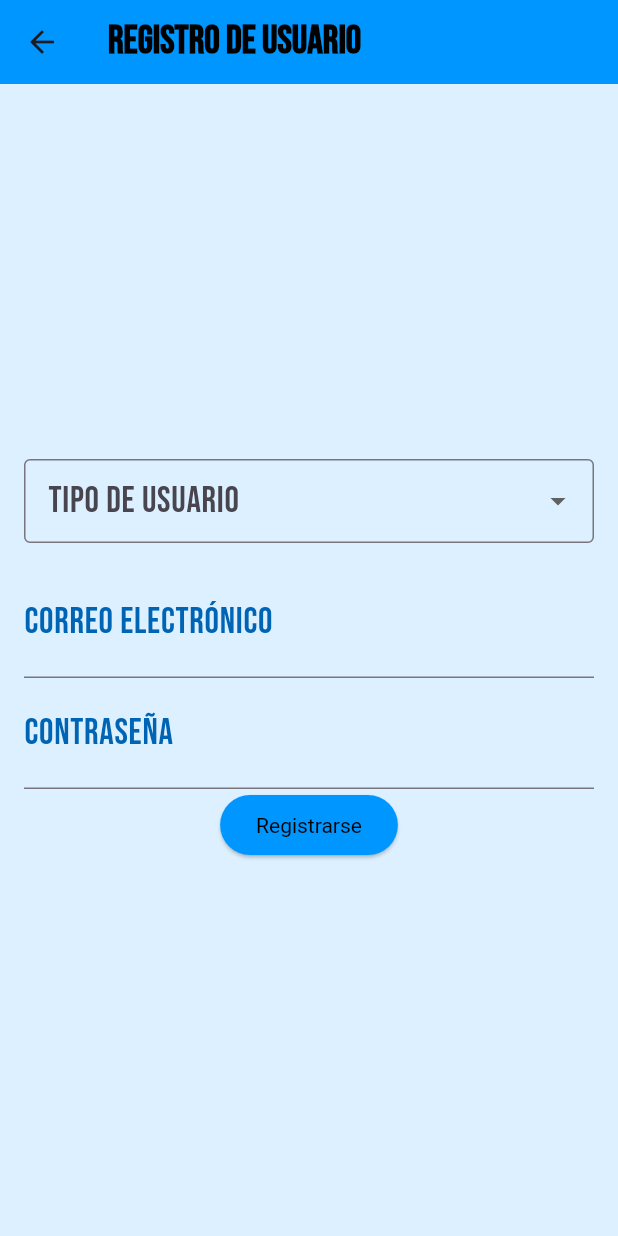
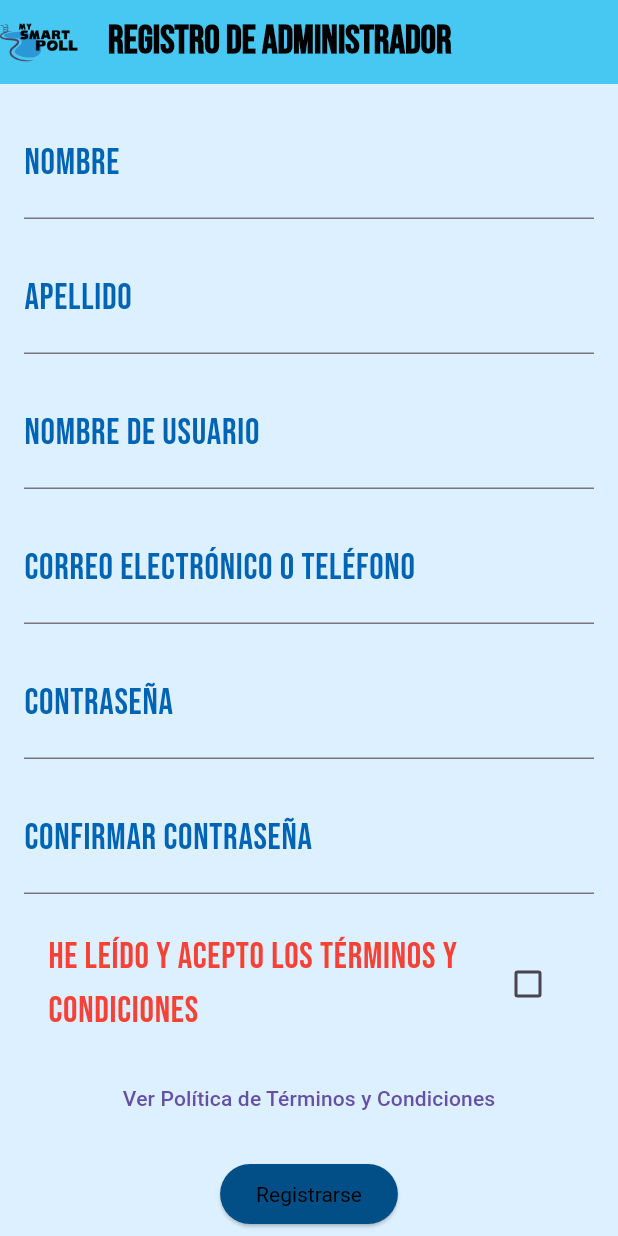
Before and after one commit to ifranco07/SIMP, a Flutter app: the screen it shows after launch, after a tap on "¿No tienes cuenta? Regístrate", on a phone screen of 412 x 824 dp. Run offline on Flutter 3.47's test engine with Material 3 defaults, Android fonts, the phone set to English and light mode, and no system bars; our stand-ins replace google_fonts.

Commit message:
Users_Screens

```diff
--- a/analysis_options.yaml
+++ b/analysis_options.yaml
@@ -1 +1,4 @@
+analyzer:
+  errors:
+    unused_import: ignore
 include: package:flutter_lints/flutter.yaml
--- a/lib/Theme/app_theme.dart
+++ b/lib/Theme/app_theme.dart
@@ -4,7 +4,7 @@ import 'package:google_fonts/google_fonts.dart';
 
 class AppTheme {
   //constante de color primario
-  static const primaryColor = Color.fromARGB(255, 0, 150, 255);
+  static const primaryColor = Color.fromARGB(255, 1, 79, 134);
   //Constante de color secunadrio
   static const secondaryColor = Color.fromARGB(255, 0, 100, 180);
   //Constante de color terciario
--- a/lib/screens/home_screen.dart
+++ b/lib/screens/home_screen.dart
@@ -9,12 +9,25 @@ class HomeScreen extends StatelessWidget {
     return Scaffold(
       appBar: AppBar(
         title: const Text('My Smart Pool'),
+        leading: Image.asset(
+          'lib/assets/images/Logo.png',
+          width: 50,
+          height: 50,
         ),
-      body: Container(
-        decoration: const BoxDecoration(
+        backgroundColor: const Color.fromARGB(255, 70, 200, 243),
+      ),
+      body: Center(
+        child: Container(
+          decoration: BoxDecoration(
             image: DecorationImage(
-            image: AssetImage('lib/assets/images/POOL.jpg'),
+              image: const AssetImage('lib/assets/images/POOL.jpg'),
               fit: BoxFit.cover,
+              alignment: Alignment.center,
+              colorFilter: ColorFilter.mode(
+                const Color.fromARGB(255, 70, 200, 243).withOpacity(0.25),
+                BlendMode.darken,
+              ),
+
             ),
           ),
           child: Center(
@@ -22,11 +35,10 @@ class HomeScreen extends StatelessWidget {
               mainAxisAlignment: MainAxisAlignment.center,
               children: <Widget>[
                 ListTile(
-                title: Center(
-                  child: Text(
+                  title: Text(
                     'Bienvenido a Tu Piscina',
+                    textAlign: TextAlign.center,
                     style: AppTheme.lightTheme.textTheme.headlineLarge,
-                  ),
                   ),
                 ),
                 ElevatedButton(
@@ -34,7 +46,7 @@ class HomeScreen extends StatelessWidget {
                     Navigator.pushNamed(context, '/LoginScreen');
                   },
                   style: ElevatedButton.styleFrom(
-                  backgroundColor: AppTheme.primaryColor,
+                    backgroundColor: AppTheme.secondaryColor,
                     textStyle: AppTheme.lightTheme.textTheme.headlineMedium,
                     padding: const EdgeInsets.symmetric(horizontal: 20, vertical: 15),
                   ),
@@ -56,6 +68,7 @@ class HomeScreen extends StatelessWidget {
             ),
           ),
         ),
+      ),
     );
   }
 }
--- a/lib/screens/register_screen.dart
+++ b/lib/screens/register_screen.dart
@@ -1,78 +1,134 @@
 import 'package:flutter/material.dart';
 import 'package:simp/Theme/app_theme.dart';
+import 'users/Admin/adminhome_screen.dart';
 
 class RegisterScreen extends StatefulWidget {
-  const RegisterScreen({super.key});
+  const RegisterScreen({Key? key});
 
   @override
   _RegisterScreenState createState() => _RegisterScreenState();
 }
 
 class _RegisterScreenState extends State<RegisterScreen> {
-  final TextEditingController _emailController = TextEditingController();
+  final TextEditingController _firstNameController = TextEditingController();
+  final TextEditingController _lastNameController = TextEditingController();
+  final TextEditingController _usernameController = TextEditingController();
+  final TextEditingController _emailPhoneController = TextEditingController();
   final TextEditingController _passwordController = TextEditingController();
-  String? _selectedUserRole;
+  final TextEditingController _confirmPasswordController = TextEditingController();
+  bool _acceptTerms = false;
 
   @override
   Widget build(BuildContext context) {
     return Scaffold(
       appBar: AppBar(
-        title: const Text('Registro de Usuario'),
-        backgroundColor: AppTheme.primaryColor, // Usar el color primario definido en AppTheme
+        title: const Text('Registro de Administrador'),
+        leading: Image.asset(
+          'lib/assets/images/Logo.png',
+          width: 50,
+          height: 50,
+        ),
+        backgroundColor: const Color.fromARGB(255, 70, 200, 243),
       ),
       body: Padding(
         padding: const EdgeInsets.all(16.0),
         child: Column(
           mainAxisAlignment: MainAxisAlignment.center,
           children: [
-            DropdownButtonFormField<String>(
-              value: _selectedUserRole,
-              onChanged: (newValue) {
-                setState(() {
-                  _selectedUserRole = newValue;
-                });
-              },
-              items: ['Admin', 'Cliente', 'Usuario Común']
-                  .map<DropdownMenuItem<String>>((String value) {
-                return DropdownMenuItem<String>(
-                  value: value,
-                  child: Text(value),
-                );
-              }).toList(),
+            TextFormField(
+              controller: _firstNameController,
               decoration: const InputDecoration(
-                labelText: 'Tipo de Usuario',
-                border: OutlineInputBorder(),
+                labelText: 'Nombre',
+                labelStyle: TextStyle(
+                  color: AppTheme.secondaryColor,
+                ),
               ),
             ),
             const SizedBox(height: 16),
             TextFormField(
-              controller: _emailController,
+              controller: _lastNameController,
               decoration: const InputDecoration(
-                labelText: 'Correo electrónico',
+                labelText: 'Apellido',
                 labelStyle: TextStyle(
-                    color: AppTheme
-                        .secondaryColor), // Color secundario definido en AppTheme
+                  color: AppTheme.secondaryColor,
+                ),
               ),
             ),
+            const SizedBox(height: 16),
+            TextFormField(
+              controller: _usernameController,
+              decoration: const InputDecoration(
+                labelText: 'Nombre de usuario',
+                labelStyle: TextStyle(
+                  color: AppTheme.secondaryColor,
+                ),
+              ),
+            ),
+            const SizedBox(height: 16),
+            TextFormField(
+              controller: _emailPhoneController,
+              decoration: const InputDecoration(
+                labelText: 'Correo electrónico o Teléfono',
+                labelStyle: TextStyle(
+                  color: AppTheme.secondaryColor,
+                ),
+              ),
+            ),
+            const SizedBox(height: 16),
             TextFormField(
               controller: _passwordController,
               decoration: const InputDecoration(
                 labelText: 'Contraseña',
                 labelStyle: TextStyle(
-                    color: AppTheme
-                        .secondaryColor), // Color secundario definido en AppTheme
+                  color: AppTheme.secondaryColor,
+                ),
               ),
               obscureText: true,
             ),
+            const SizedBox(height: 16),
+            TextFormField(
+              controller: _confirmPasswordController,
+              decoration: const InputDecoration(
+                labelText: 'Confirmar Contraseña',
+                labelStyle: TextStyle(
+                  color: AppTheme.secondaryColor,
+                ),
+              ),
+              obscureText: true,
+            ),
+            const SizedBox(height: 16),
+            CheckboxListTile(
+              title: Text(
+                'He leído y acepto los términos y condiciones',
+                style: TextStyle(
+                  color: _acceptTerms ? Colors.black : Colors.red, // Cambiar el color del texto si no se ha aceptado
+                ),
+              ),
+              value: _acceptTerms,
+              onChanged: (value) {
+                setState(() {
+                  _acceptTerms = value!;
+                });
+              },
+            ),
+            const SizedBox(height: 8),
+            TextButton(
+              onPressed: () {
+                // Aquí deberías abrir la página de términos y condiciones
+                // Puedes implementarlo según la estructura de tu aplicación
+              },
+              child: const Text('Ver Política de Términos y Condiciones'),
+            ),
+            const SizedBox(height: 16),
             ElevatedButton(
               onPressed: () {
-                _registerUser(context);
+                if (_validateInputs()) {
+                  _registerUser(context);
+                }
               },
               style: ElevatedButton.styleFrom(
-                backgroundColor:
-                    AppTheme.primaryColor, // Usar el color primario definido en AppTheme
-                textStyle: const TextStyle(
-                    color: Colors.white), // Texto blanco
+                backgroundColor: AppTheme.primaryColor,
+                textStyle: const TextStyle(color: Colors.white),
               ),
               child: const Text('Registrarse'),
             ),
@@ -82,10 +138,30 @@ class _RegisterScreenState extends State<RegisterScreen> {
     );
   }
 
+  bool _validateInputs() {
+    final isValid = _firstNameController.text.isNotEmpty &&
+        _lastNameController.text.isNotEmpty &&
+        _usernameController.text.isNotEmpty &&
+        _emailPhoneController.text.isNotEmpty &&
+        _passwordController.text.isNotEmpty &&
+        _confirmPasswordController.text.isNotEmpty &&
+        _acceptTerms; // Agregando la validación del checkbox de términos y condiciones
+    if (!isValid) {
+      ScaffoldMessenger.of(context).showSnackBar(
+        const SnackBar(
+          content: Text('Por favor, completa todos los campos y acepta los términos y condiciones'),
+        ),
+      );
+    }
+    return isValid;
+  }
+
   void _registerUser(BuildContext context) {
-    // Aquí agregarías la lógica para registrar al usuario con el tipo de usuario seleccionado
-    // y los datos ingresados.
-    // Una vez que el usuario se registre exitosamente, podrías navegar a la pantalla de inicio.
-    Navigator.pushReplacementNamed(context, '/home');
+    // Aquí iría la lógica para registrar al administrador y redirigirlo a su pantalla de inicio.
+    // Por ahora, simplemente redireccionaremos a la pantalla correspondiente al rol de administrador.
+    Navigator.pushReplacement(
+      context,
+      MaterialPageRoute(builder: (context) => const AdminHomeScreen()),
+    );
   }
 }
```
Also changed, not shown: lib/screens/login_screen.dart (+54 -9 lines), lib/screens/users/Admin/adminhome_screen.dart (added, +22 -0 lines), lib/screens/users/Cliente/customhome_screen.dart (added, +22 -0 lines), lib/screens/users/User/userhome_screen.dart (added, +22 -0 lines), lib/screens/users/admin_screen.dart (deleted), lib/screens/users/cliente_screen.dart (deleted), lib/screens/users/user_screen.dart (deleted). Lines whose indentation alone changed are shown as unchanged.
